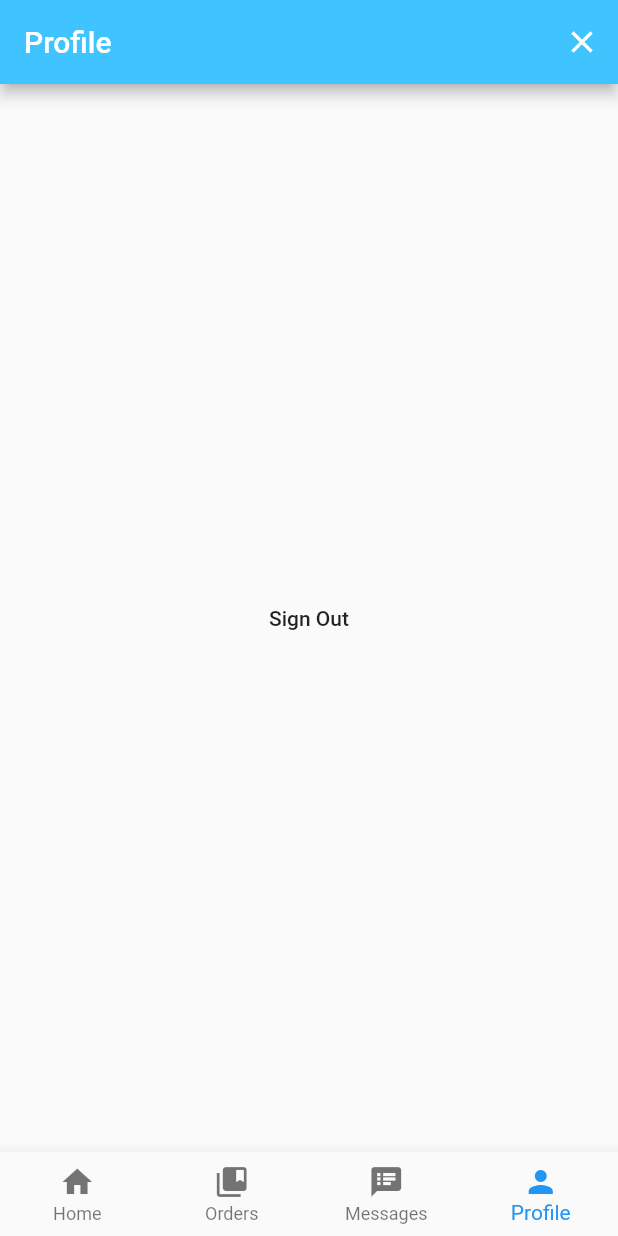
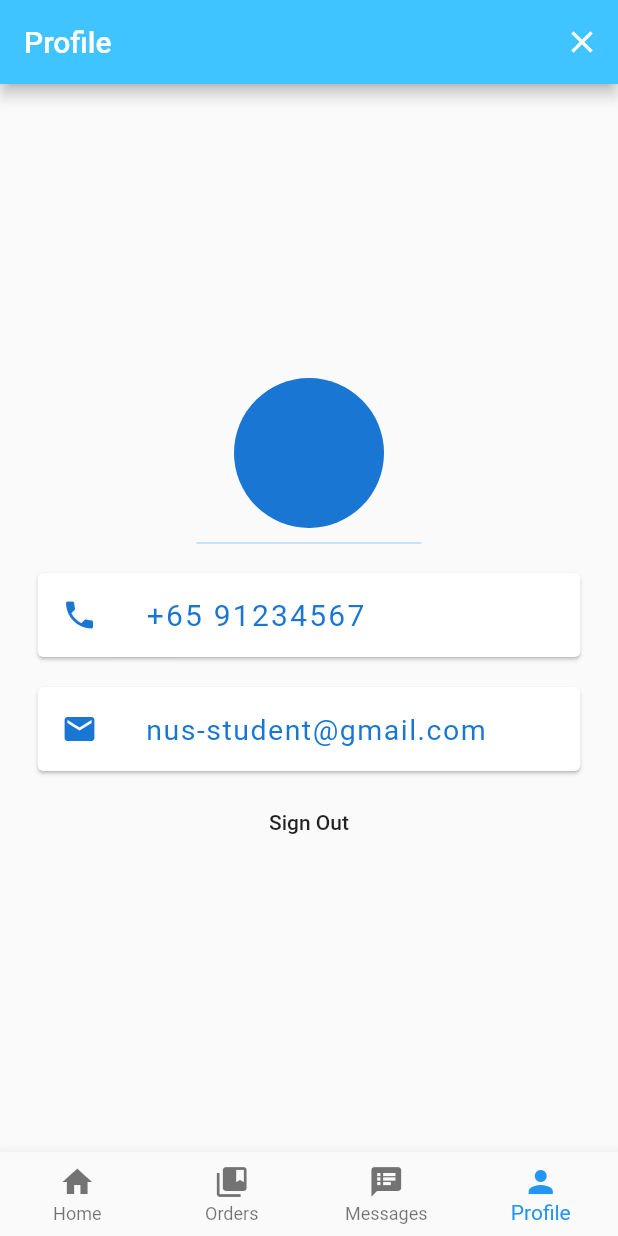
Before and after one commit to EkamSinghPandher/Grab-N-Go-Students, a Flutter app: the screen it shows once a user with an empty profile is signed in, item 4 of the bottom bar chosen, on a phone screen of 412 x 824 dp. Run offline on Flutter 3.47's test engine with Material 2 defaults, Android fonts, the phone set to English and light mode, and no system bars; our stand-ins replace animated_text_kit, firebase_auth; accounts and stored records are empty; Roboto replaces fonts that are missing (SourceSansPro).

Commit message:
Fixed merge issues

```diff
--- a/StudentApp/lib/main_pages/profile_screen.dart
+++ b/StudentApp/lib/main_pages/profile_screen.dart
@@ -23,8 +23,57 @@ class _ProfileScreenState extends State<ProfileScreen> {
         backgroundColor: Colors.lightBlueAccent,
       ),
       body: SafeArea(
-        child: Center(
-          child: FlatButton(onPressed: () =>AuthService().signOut(), child: Text('Sign Out')),
+        child: Column(
+          mainAxisAlignment: MainAxisAlignment.center,
+          children: [
+            CircleAvatar(
+              radius: 50.0,
+            ),
+            SizedBox(
+              width: 150,
+              height: 20.0,
+              child: Divider(
+                color: Colors.blue.shade200,
+              ),
+            ),
+            Card(
+              margin: EdgeInsets.symmetric(vertical: 10.0, horizontal: 25.0),
+              child: ListTile(
+                leading: Icon(
+                  Icons.phone,
+                  color: Colors.blue.shade700,
+                ),
+                title: Text(
+                  '+65 91234567',
+                  style: TextStyle(
+                    fontSize: 20.0,
+                    color: Colors.blue.shade700,
+                    letterSpacing: 1.5,
+                  ),
+                ),
+              ),
+            ),
+            Card(
+              margin: EdgeInsets.symmetric(vertical: 10.0, horizontal: 25.0),
+              child: ListTile(
+                leading: Icon(
+                  Icons.email,
+                  color: Colors.blue.shade700,
+                ),
+                title: Text(
+                  'nus-student@gmail.com',
+                  style: TextStyle(
+                    fontFamily: 'SourceSansPro',
+                    fontSize: 19.0,
+                    color: Colors.blue.shade700,
+                    letterSpacing: 1.0,
+                  ),
+                ),
+              ),
+            ),
+            Center(
+          child: FlatButton(onPressed: () =>AuthService().signOut(), child: Text('Sign Out'))),
+          ],
         ),
       ),
     );
--- a/StudentApp/pubspec.yaml
+++ b/StudentApp/pubspec.yaml
@@ -29,10 +29,14 @@ dependencies:
   cloud_firestore: ^0.12.9+5
 
 
+
   # The following adds the Cupertino Icons font to your application.
   # Use with the CupertinoIcons class for iOS style icons.
   cupertino_icons: ^0.1.3
   animated_text_kit: ^2.1.0
+  carousel_pro: ^1.0.0
+  font_awesome_flutter: ^8.8.1
+
 
 dev_dependencies:
   flutter_test:
@@ -50,7 +54,7 @@ flutter:
   uses-material-design: true
 
   assets:
-    - images/
+    - images/logo.png
 
   # To add assets to your application, add an assets section, like this:
   # assets:
```
Also changed, not shown: StudentApp/lib/main_pages/orders_screen.dart (+29 -2 lines), StudentApp/pubspec.lock.
